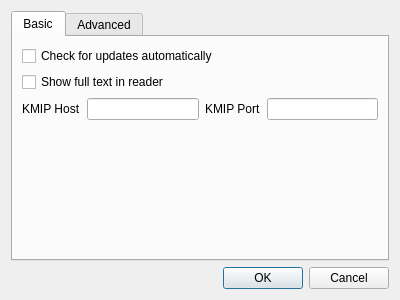
Before: the Qt Designer form TTLVReader/settings_dlg.ui in jykim74/TTLVReader, drawn with Qt 5.
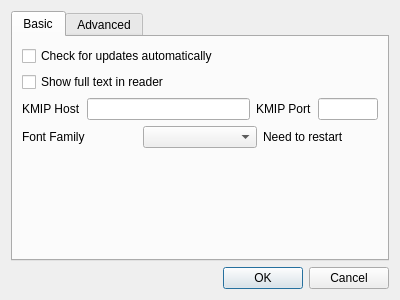
After: the same form once the commit is applied.

```diff
--- a/TTLVReader/settings_dlg.ui
+++ b/TTLVReader/settings_dlg.ui
@@ -23,69 +23,123 @@
       <attribute name="title">
        <string>Basic</string>
       </attribute>
-      <layout class="QGridLayout" name="gridLayout_2">
-       <item row="2" column="2">
-        <widget class="QLabel" name="label_3">
-         <property name="text">
-          <string>KMIP Port</string>
-         </property>
-        </widget>
-       </item>
-       <item row="3" column="0">
-        <spacer name="verticalSpacer">
-         <property name="orientation">
-          <enum>Qt::Vertical</enum>
-         </property>
-         <property name="sizeHint" stdset="0">
-          <size>
-           <width>20</width>
-           <height>40</height>
-          </size>
-         </property>
-        </spacer>
-       </item>
-       <item row="2" column="1">
-        <widget class="QLineEdit" name="mKMIPHostText"/>
-       </item>
-       <item row="2" column="0">
-        <widget class="QLabel" name="label_2">
-         <property name="text">
-          <string>KMIP Host</string>
-         </property>
-        </widget>
-       </item>
-       <item row="2" column="3">
-        <widget class="QLineEdit" name="mKMIPPortText"/>
-       </item>
-       <item row="1" column="0" colspan="4">
-        <widget class="QCheckBox" name="mShowFullTextCheck">
-         <property name="text">
-          <string>Show full text in reader</string>
-         </property>
-        </widget>
-       </item>
-       <item row="0" column="0" colspan="4">
+      <layout class="QVBoxLayout" name="verticalLayout_2">
+       <item>
         <widget class="QCheckBox" name="mLatestVersionCheck">
          <property name="text">
           <string>Check for updates automatically</string>
          </property>
         </widget>
        </item>
+       <item>
+        <widget class="QCheckBox" name="mShowFullTextCheck">
+         <property name="text">
+          <string>Show full text in reader</string>
+         </property>
+        </widget>
+       </item>
+       <item>
+        <layout class="QGridLayout" name="gridLayout">
+         <property name="topMargin">
+          <number>0</number>
+         </property>
+         <item row="0" column="1">
+          <widget class="QLineEdit" name="mKMIPHostText"/>
+         </item>
+         <item row="0" column="0">
+          <widget class="QLabel" name="label_2">
+           <property name="text">
+            <string>KMIP Host</string>
+           </property>
+          </widget>
+         </item>
+         <item row="0" column="2">
+          <widget class="QLabel" name="label_3">
+           <property name="text">
+            <string>KMIP Port</string>
+           </property>
+          </widget>
+         </item>
+         <item row="0" column="3">
+          <widget class="QLineEdit" name="mKMIPPortText">
+           <property name="minimumSize">
+            <size>
+             <width>60</width>
+             <height>0</height>
+            </size>
+           </property>
+           <property name="maximumSize">
+            <size>
+             <width>60</width>
+             <height>16777215</height>
+            </size>
+           </property>
+          </widget>
+         </item>
+        </layout>
+       </item>
+       <item>
+        <layout class="QGridLayout" name="gridLayout_3">
+         <property name="topMargin">
+          <number>0</number>
+         </property>
+         <item row="0" column="1">
+          <widget class="QComboBox" name="mFontFamilyCombo"/>
+         </item>
+         <item row="0" column="0">
+          <widget class="QLabel" name="label_4">
+           <property name="text">
+            <string>Font Family</string>
+           </property>
+          </widget>
+         </item>
+         <item row="0" column="2">
+          <widget class="QLabel" name="label_5">
+           <property name="text">
+            <string>Need to restart</string>
+           </property>
+          </widget>
+         </item>
+        </layout>
+       </item>
+       <item>
+        <spacer name="verticalSpacer">
+         <property name="orientation">
+          <enum>Qt::Vertical</enum>
+         </property>
+         <property name="sizeHint" stdset="0">
+          <size>
+           <width>20</width>
+           <height>40</height>
+          </size>
+         </property>
+        </spacer>
+       </item>
       </layout>
      </widget>
      <widget class="QWidget" name="tab_2">
       <attribute name="title">
        <string>Advanced</string>
       </attribute>
-      <layout class="QGridLayout" name="gridLayout">
-       <item row="0" column="0">
-        <widget class="QLabel" name="label">
-         <property name="text">
-          <string>Language(need restart)</string>
+      <layout class="QVBoxLayout" name="verticalLayout_3">
+       <item>
+        <layout class="QGridLayout" name="gridLayout_2">
+         <property name="topMargin">
+          <number>0</number>
          </property>
-        </widget>
+         <item row="0" column="0">
+          <widget class="QLabel" name="label">
+           <property name="text">
+            <string>Language(need restart)</string>
+           </property>
+          </widget>
+         </item>
+         <item row="0" column="1">
+          <widget class="QComboBox" name="mLangCombo"/>
+         </item>
+        </layout>
        </item>
-       <item row="1" column="0">
+       <item>
         <spacer name="verticalSpacer_2">
          <property name="orientation">
           <enum>Qt::Vertical</enum>
@@ -98,9 +152,6 @@
          </property>
         </spacer>
        </item>
-       <item row="0" column="1">
-        <widget class="QComboBox" name="mLangCombo"/>
-       </item>
       </layout>
      </widget>
     </widget>
```
